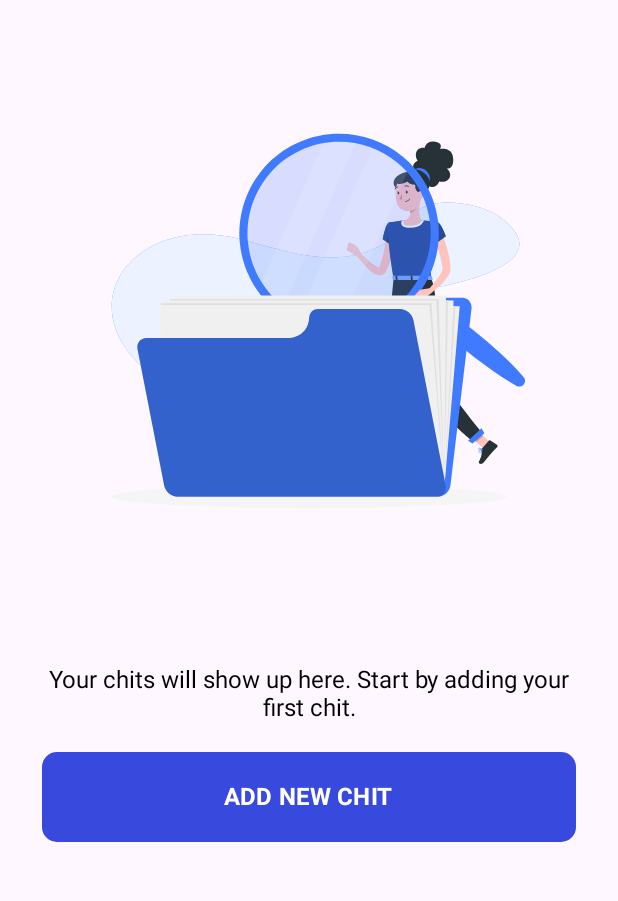
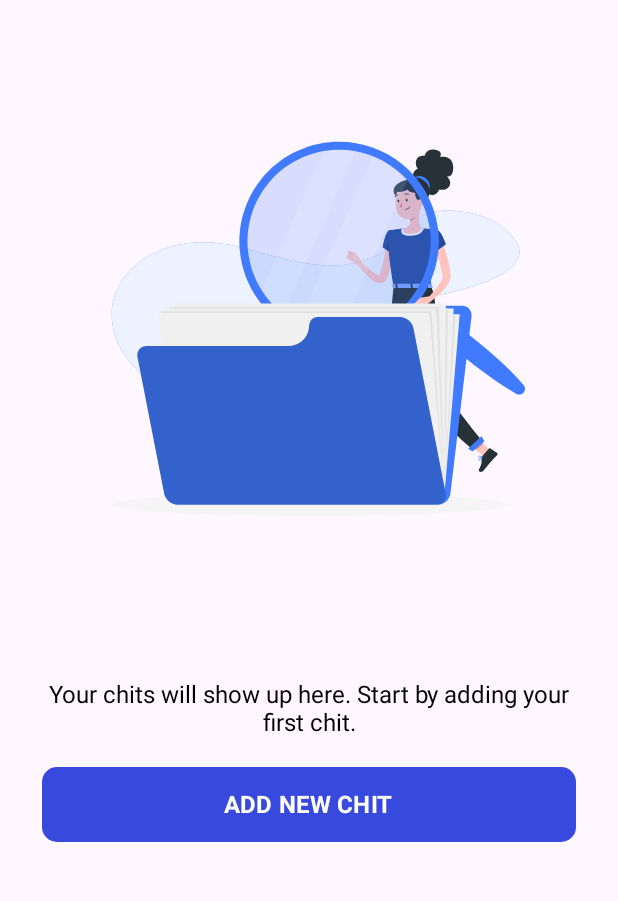
Before and after one commit to snowhite185/Galaxy, an Android app built with Jetpack Compose: the HomeActivity screen opened directly, with no data from a screen before it, on a phone screen of 412 x 824 dp, the part 301-1202 px from its top. Run offline under Robolectric (Android 15) with nearby library versions, the phone set to English and light mode, and no system bars.

```diff
--- a/app/build.gradle
+++ b/app/build.gradle
@@ -118,6 +118,9 @@ dependencies {
     implementation 'com.google.android.gms:play-services-auth:20.3.0'
     implementation platform('com.google.firebase:firebase-bom:30.4.1')
     implementation 'com.google.firebase:firebase-analytics-ktx'
+
+    implementation 'androidx.core:core-splashscreen:1.0.0'
+    implementation 'androidx.activity:activity-ktx:1.5.1'
 }
 kapt {
     correctErrorTypes true
--- a/app/src/main/java/com/example/galaxy/ui/home/HomeActivity.kt
+++ b/app/src/main/java/com/example/galaxy/ui/home/HomeActivity.kt
@@ -149,7 +149,7 @@ fun AddChitView() {
             Button(
                 onClick = { /*TODO*/ },
                 shape = RoundedCornerShape(10.dp),
-                modifier = Modifier.fillMaxWidth().height(60.dp),
+                modifier = Modifier.fillMaxWidth().height(50.dp),
                 colors = ButtonDefaults.buttonColors(containerColor = MediumBlue)
             ) {
                 Text(text = "ADD NEW CHIT", fontSize = 16.sp, fontWeight = FontWeight.Bold)
--- a/app/src/main/res/values/themes.xml
+++ b/app/src/main/res/values/themes.xml
@@ -17,6 +17,20 @@
         <!-- Customize your theme here. -->
     </style>
 
+    <style name="Theme.Galaxy.Splash" parent="Theme.SplashScreen">
+        <item name="windowSplashScreenBackground">@color/blue</item>
+
+        <!-- Use windowSplashScreenAnimatedIcon to add either a drawable or an
+             animated drawable. One of these is required. -->
+        <item name="windowSplashScreenAnimatedIcon">@drawable/ic_google</item>
+        <!-- Required for animated icons -->
+        <item name="windowSplashScreenAnimationDuration">200</item>
+
+        <!-- Set the theme of the Activity that directly follows your splash screen. -->
+        <!-- Required -->
+        <item name="postSplashScreenTheme">@style/Theme.Galaxy</item>
+    </style>
+
     <style name="Theme.Galaxy.LightStatusBar">
         <item name="android:windowLightStatusBar">true</item>
     </style>
```
Also changed, not shown: app/src/main/AndroidManifest.xml (+6 -7 lines), app/src/main/java/com/example/galaxy/ui/RoutingActivity.kt (added, +54 -0 lines), app/src/main/java/com/example/galaxy/ui/login/LoginActivity.kt (+3 -4 lines).
